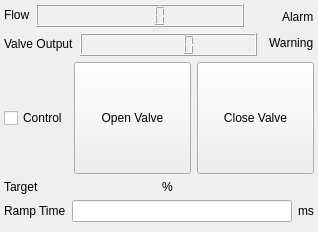
First picture: the form in modules/flowcontroller/core/flowcontrollerform.ui, repository northriv/KAME, before the edit.
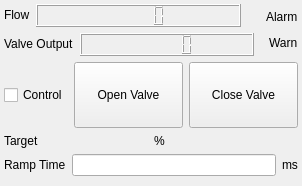
Second picture: the form after the edit. Custom widgets are drawn as their Qt base class.

The edit to the form file:
```diff
--- a/modules/flowcontroller/core/flowcontrollerform.ui
+++ b/modules/flowcontroller/core/flowcontrollerform.ui
@@ -6,8 +6,8 @@
    <rect>
     <x>0</x>
     <y>0</y>
-    <width>318</width>
-    <height>232</height>
+    <width>302</width>
+    <height>186</height>
    </rect>
   </property>
   <property name="windowTitle">
@@ -139,7 +139,7 @@
              </sizepolicy>
             </property>
             <property name="text">
-             <string>Warning</string>
+             <string>Warn</string>
             </property>
             <property name="wordWrap">
              <bool>false</bool>
```
